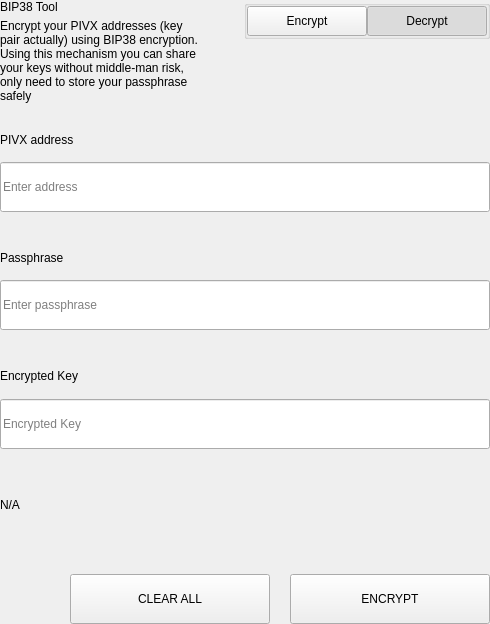
The window that src/qt/encocoin/settings/forms/settingsbittoolwidget.ui (Kopernikus-dev/test) describes before a commit, drawn with Qt 5.
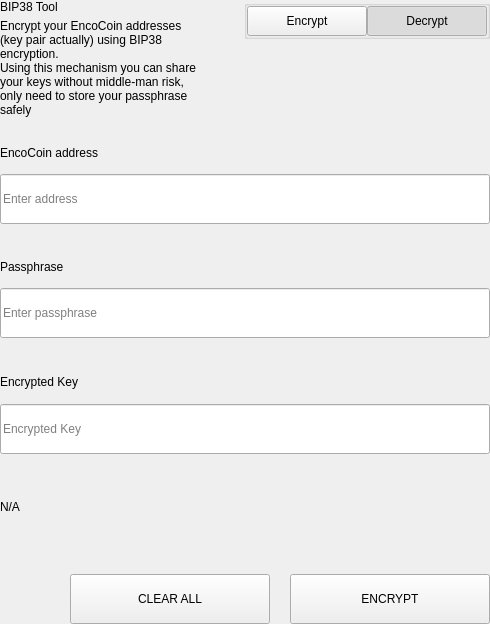
The same window after the commit.

```diff
--- a/src/qt/encocoin/settings/forms/settingsbittoolwidget.ui
+++ b/src/qt/encocoin/settings/forms/settingsbittoolwidget.ui
@@ -69,7 +69,7 @@
             <item>
              <widget class="QLabel" name="labelSubtitle1">
               <property name="text">
-               <string>Encrypt your PIVX addresses (key pair actually) using BIP38 encryption.
+               <string>Encrypt your EncoCoin addresses (key pair actually) using BIP38 encryption.
 Using this mechanism you can share your keys without middle-man risk, only need to store your passphrase safely</string>
               </property>
               <property name="wordWrap">
@@ -657,7 +657,7 @@
                   </size>
                  </property>
                  <property name="text">
-                  <string>PIVX address</string>
+                  <string>EncoCoin address</string>
                  </property>
                 </widget>
                </item>
```
